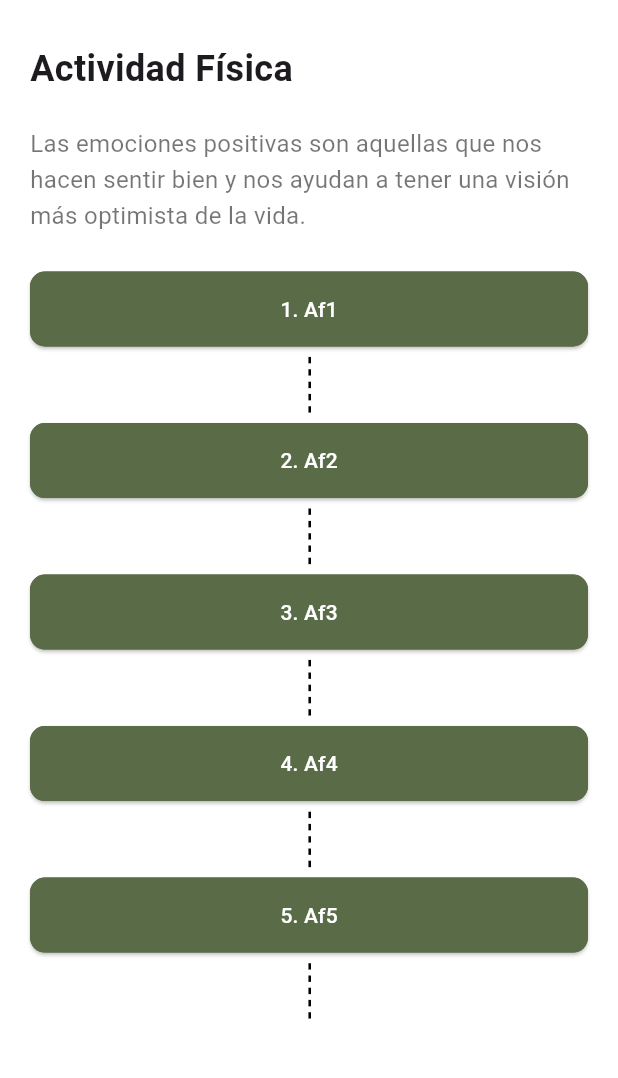
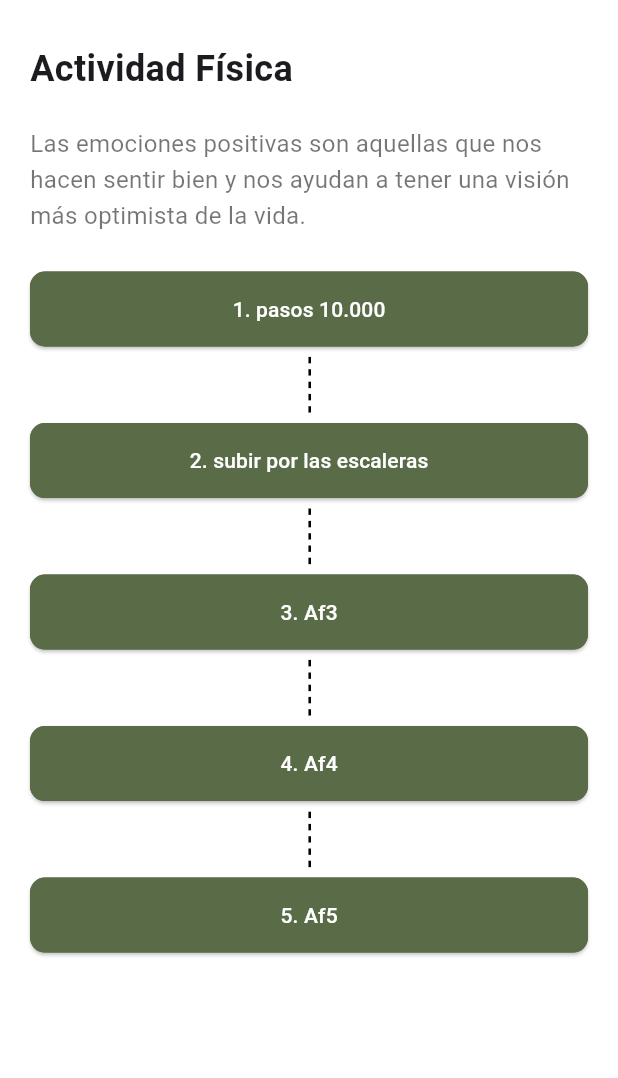
Before and after one commit to marsanbus/sseed-mobile, a Flutter app: the CategoriasRetosModel screen opened directly, on a phone screen of 412 x 824 dp, the part 72-1150 px from its top. Run offline on Flutter 3.47's test engine with Material 3 defaults, Android fonts, the phone set to English and light mode, and no system bars; our stand-ins replace flutter_svg.

Commit message:
Modificado actividad física y formato líneas de categorias retos

```diff
--- a/lib/models/categorias_retos_model.dart
+++ b/lib/models/categorias_retos_model.dart
@@ -43,15 +43,16 @@ class CategoriasRetosModel extends StatelessWidget {
             ),
             const SizedBox(height: 20),
             Expanded(
-              child: ListView(
-                children: buttons.map((button) {
+              child: ListView.builder(
+                itemCount: buttons.length,
+                itemBuilder: (context, index) {
                   return Column(
                     children: [
-                      _buildButton(context, button['text'], button['onPressed']),
-                      _buildDivider(),
+                      _buildButton(context, buttons[index]['text'], buttons[index]['onPressed']),
+                      if (index < buttons.length - 1) _buildDivider(),
                     ],
                   );
-                }).toList(),
+                },
               ),
             ),
           ],
--- a/lib/pages/pages_retos/actividadFisica.dart
+++ b/lib/pages/pages_retos/actividadFisica.dart
@@ -16,7 +16,7 @@ class ActividadFisica extends StatelessWidget {
       description: 'Las emociones positivas son aquellas que nos hacen sentir bien y nos ayudan a tener una visión más optimista de la vida.',
       buttons: [
         {
-          'text': '1. Af1',
+          'text': '1. pasos 10.000',
           'onPressed': () {
             Navigator.push(
               context,
@@ -25,7 +25,7 @@ class ActividadFisica extends StatelessWidget {
           },
         },
         {
-          'text': '2. Af2',
+          'text': '2. subir por las escaleras',
           'onPressed': () {
             Navigator.push(
               context,
--- a/lib/pages/pages_retos/retos/actividad_fisica/af1.dart
+++ b/lib/pages/pages_retos/retos/actividad_fisica/af1.dart
@@ -7,7 +7,7 @@ class Af1Page extends StatelessWidget {
   @override
   Widget build(BuildContext context) {
     return RetosModel(
-      title: '1. Af1',
+      title: '1. pasos 10.000',
       description: 'Descripción de la actividad física 1',
       buttonText: 'Empezar Reto',
       onPressed: () {
--- a/lib/pages/pages_retos/retos/actividad_fisica/af2.dart
+++ b/lib/pages/pages_retos/retos/actividad_fisica/af2.dart
@@ -7,7 +7,7 @@ class Af2Page extends StatelessWidget {
   @override
   Widget build(BuildContext context) {
     return RetosModel(
-      title: '2. Af2',
+      title: '2. subir por las escaleras',
       description: 'Descripción de la actividad física 2',
       buttonText: 'Empezar Reto',
       onPressed: () {
```
